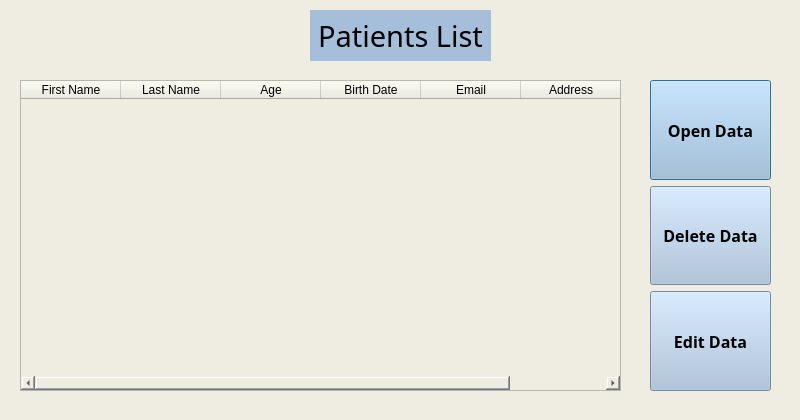
The window that browser.ui (AlgoChad/Shit) describes before a commit, drawn with Qt 5.
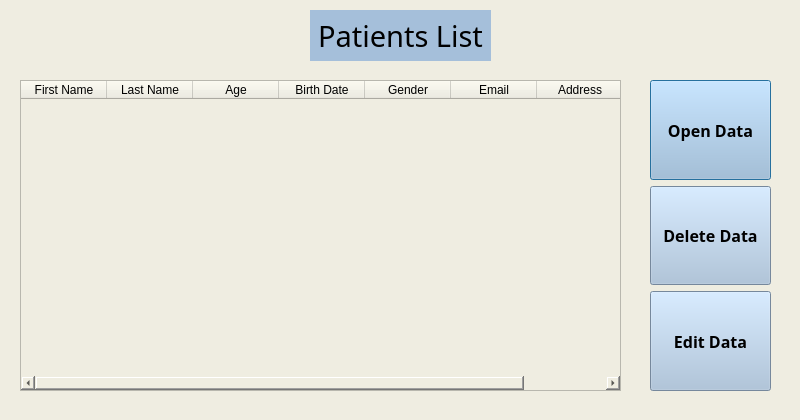
The same window after the commit.

```diff
--- a/browser.ui
+++ b/browser.ui
@@ -49,7 +49,7 @@
     <bool>false</bool>
    </attribute>
    <attribute name="horizontalHeaderDefaultSectionSize">
-    <number>100</number>
+    <number>86</number>
    </attribute>
    <attribute name="horizontalHeaderStretchLastSection">
     <bool>false</bool>
@@ -77,6 +77,11 @@
      <string>Birth Date</string>
     </property>
    </column>
+   <column>
+    <property name="text">
+     <string>Gender</string>
+    </property>
+   </column>
    <column>
     <property name="text">
      <string>Email</string>
```
